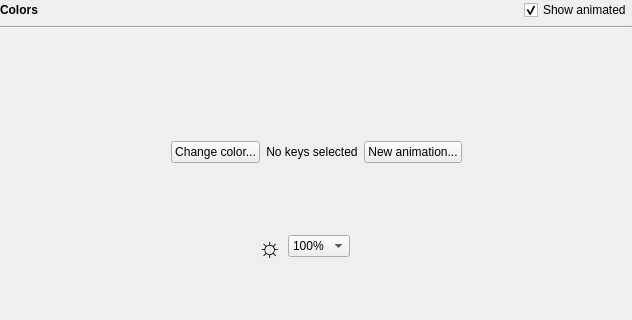
Qt form src/ckb/kblightwidget.ui (ckb-next/ckb-next) before a commit; both pictures show x 0 to 632 and y 0 to 320 of the 632 by 540 pixel window.
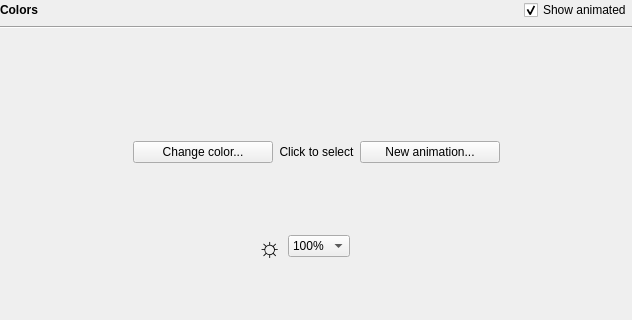
The same form after that commit. Custom widgets are drawn as their Qt base class.

Patch:
```diff
--- a/src/ckb/kblightwidget.ui
+++ b/src/ckb/kblightwidget.ui
@@ -110,11 +110,23 @@
          <item>
           <widget class="ColorButton" name="bgButton">
            <property name="sizePolicy">
-            <sizepolicy hsizetype="Expanding" vsizetype="Fixed">
-             <horstretch>1</horstretch>
+            <sizepolicy hsizetype="Fixed" vsizetype="Fixed">
+             <horstretch>0</horstretch>
              <verstretch>0</verstretch>
             </sizepolicy>
            </property>
+           <property name="minimumSize">
+            <size>
+             <width>140</width>
+             <height>0</height>
+            </size>
+           </property>
+           <property name="maximumSize">
+            <size>
+             <width>140</width>
+             <height>16777215</height>
+            </size>
+           </property>
            <property name="text">
             <string>Change color...</string>
            </property>
@@ -124,12 +136,12 @@
           <widget class="QLabel" name="selLabel">
            <property name="sizePolicy">
             <sizepolicy hsizetype="Expanding" vsizetype="Preferred">
-             <horstretch>3</horstretch>
+             <horstretch>0</horstretch>
              <verstretch>0</verstretch>
             </sizepolicy>
            </property>
            <property name="text">
-            <string>No keys selected</string>
+            <string>Click to select</string>
            </property>
            <property name="alignment">
             <set>Qt::AlignCenter</set>
@@ -139,11 +151,23 @@
          <item>
           <widget class="QPushButton" name="animButton">
            <property name="sizePolicy">
-            <sizepolicy hsizetype="Expanding" vsizetype="Fixed">
-             <horstretch>1</horstretch>
+            <sizepolicy hsizetype="Fixed" vsizetype="Fixed">
+             <horstretch>0</horstretch>
              <verstretch>0</verstretch>
             </sizepolicy>
            </property>
+           <property name="minimumSize">
+            <size>
+             <width>140</width>
+             <height>0</height>
+            </size>
+           </property>
+           <property name="maximumSize">
+            <size>
+             <width>140</width>
+             <height>16777215</height>
+            </size>
+           </property>
            <property name="text">
             <string>New animation...</string>
            </property>
```
